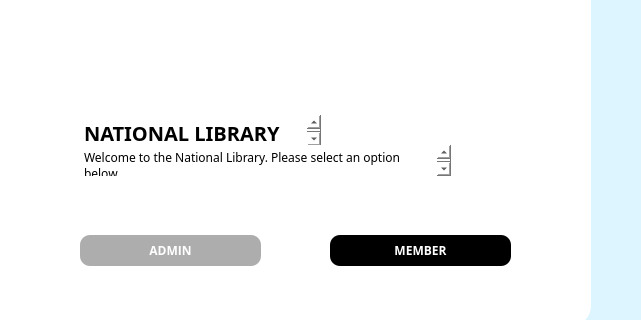
This is login.ui in TenacioussD/library_information_system as Qt 5 draws it before an edit; both pictures show x 220 to 861 and y 175 to 495 of the 1037 by 683 pixel window. The edited form follows.
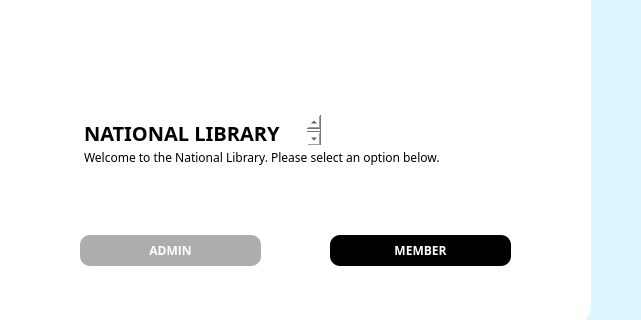
This is the edited form. Icons and pictures are not drawn.

The edit to the form file:
```diff
--- a/login.ui
+++ b/login.ui
@@ -137,7 +137,7 @@
        <rect>
         <x>90</x>
         <y>170</y>
-        <width>371</width>
+        <width>481</width>
         <height>31</height>
        </rect>
       </property>
```
